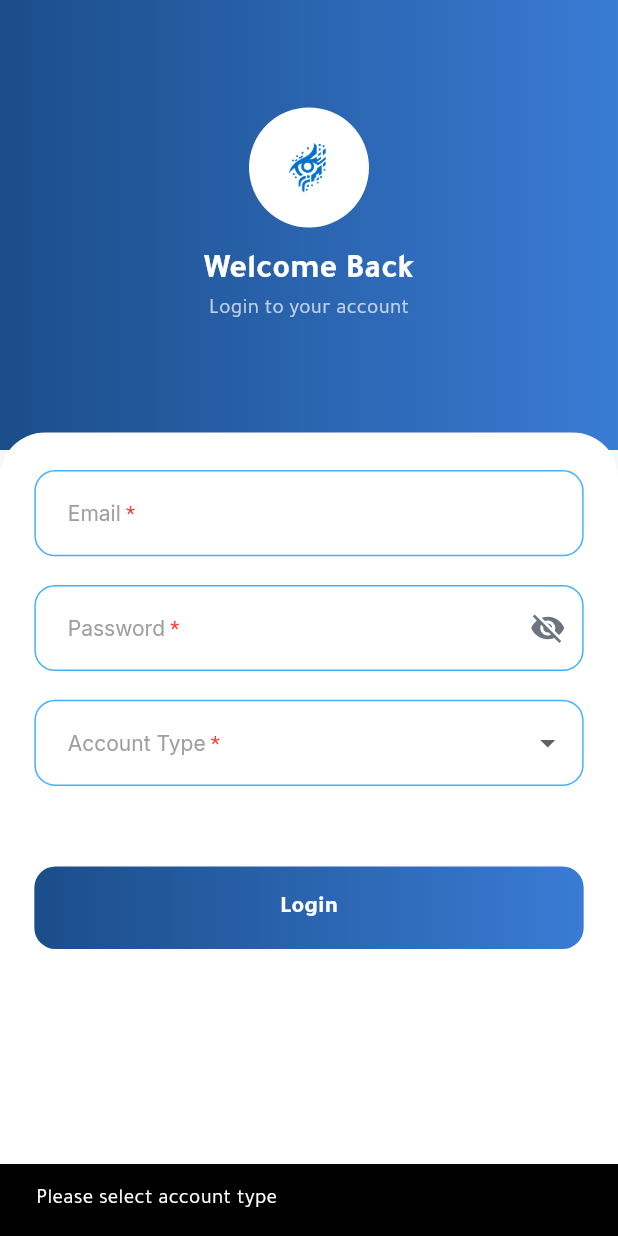
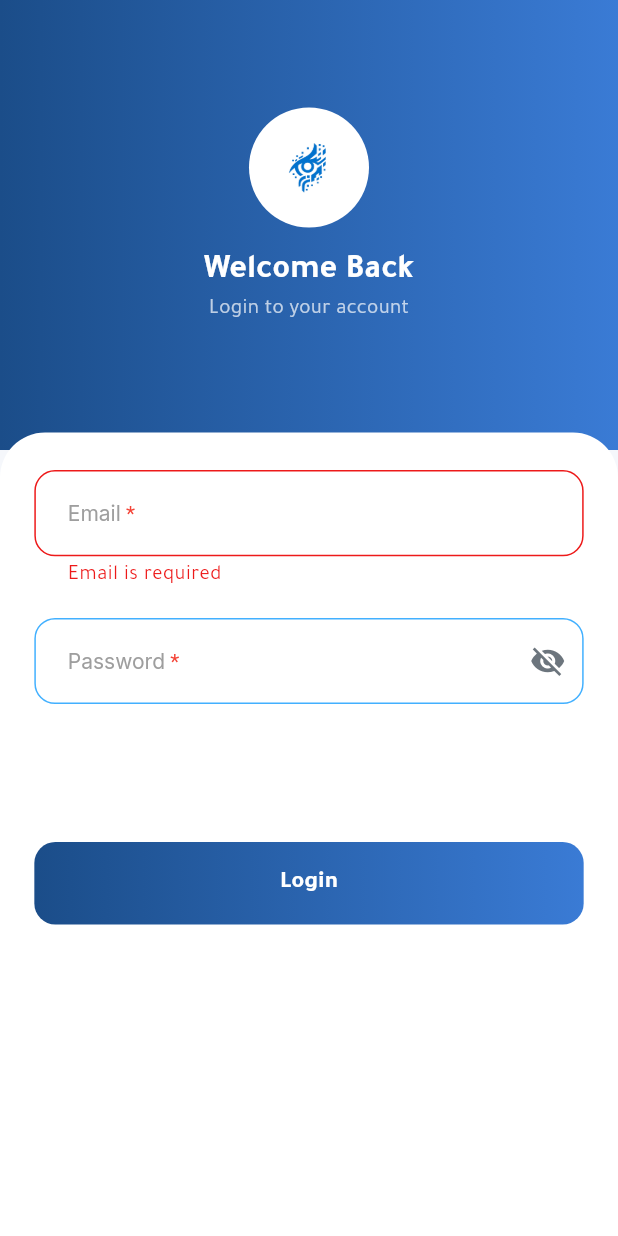
Before and after one commit to ARAK-Flutter-Team/arak-mobile-app, a Flutter app: the screen it shows after launch, after a tap on "Login", on a phone screen of 412 x 824 dp. Run offline on Flutter 3.47's test engine with Material 3 defaults, Android fonts, the phone set to English and light mode, and no system bars; our stand-ins replace audioplayers, dartz, dio, equatable, file_picker, flutter_riverpod and 11 more; missing offline and left inert: audio_waveforms, flutter_sound; network calls fail; statements that could not run were skipped.

Commit message:
solve dark mode problem and pug in login-page

```diff
--- a/lib/features/auth/presentation/providers/auth_notifier.dart
+++ b/lib/features/auth/presentation/providers/auth_notifier.dart
@@ -50,23 +50,15 @@ class AuthNotifier extends StateNotifier<AuthState> {
     state = state.copyWith(passwordError: null);
   }
 
-  void validateRole(String? role) {
-    if (role == null) {
-      state = state.copyWith(accountError: "Select account type");
-      return;
-    }
-    state = state.copyWith(accountError: null);
-  }
+
 
   Future<void> login({
     required String email,
     required String password,
-    required String? role,
   }) async {
     state = state.copyWith(
       emailError: null,
       passwordError: null,
-      accountError: null,
       generalError: null,
       isSuccess: false,
     );
@@ -89,10 +81,7 @@ class AuthNotifier extends StateNotifier<AuthState> {
       );
       return;
     }
-    if (role == null) {
-      state = state.copyWith(accountError: "Select account type");
-      return;
-    }
+
 
     state = state.copyWith(isLoadingLogin: true);
 
--- a/lib/features/auth/presentation/providers/auth_state.dart
+++ b/lib/features/auth/presentation/providers/auth_state.dart
@@ -7,7 +7,6 @@ class AuthState extends Equatable {
 
   final String? emailError;
   final String? passwordError;
-  final String? accountError;
   final String? generalError;
 
   final User? user;
@@ -17,7 +16,6 @@ class AuthState extends Equatable {
     required this.isSuccess,
     this.emailError,
     this.passwordError,
-    this.accountError,
     this.generalError,
     this.user,
   });
@@ -27,7 +25,6 @@ class AuthState extends Equatable {
     isSuccess: false,
     emailError: null,
     passwordError: null,
-    accountError: null,
     generalError: null,
     user: null,
   );
@@ -37,7 +34,6 @@ class AuthState extends Equatable {
     bool? isSuccess,
     String? emailError,
     String? passwordError,
-    String? accountError,
     String? generalError,
     User? user,
   }) {
@@ -46,7 +42,6 @@ class AuthState extends Equatable {
       isSuccess: isSuccess ?? this.isSuccess,
       emailError: emailError,
       passwordError: passwordError,
-      accountError: accountError,
       generalError: generalError ?? this.generalError,
       user: user ?? this.user,
     );
@@ -58,7 +53,6 @@ class AuthState extends Equatable {
     isSuccess,
     emailError,
     passwordError,
-    accountError,
     generalError,
     user,
   ];
--- a/lib/features/auth/presentation/screens/login_screen.dart
+++ b/lib/features/auth/presentation/screens/login_screen.dart
@@ -7,7 +7,6 @@ import '../../../../core/entities/user.dart';
 import '../providers/auth_providers.dart';
 import '../providers/auth_state.dart';
 import '../widgets/auth_text_field.dart';
-import '../widgets/account_type_dropdown.dart';
 
 class LoginScreen extends ConsumerStatefulWidget {
   const LoginScreen({super.key});
@@ -20,8 +19,6 @@ class _LoginScreenState extends ConsumerState<LoginScreen> {
   final TextEditingController _emailController = TextEditingController();
   final TextEditingController _passwordController = TextEditingController();
 
-  String? selectedAccountType;
-  final List<String> accountTypes = ['Teacher', 'Parent'];
   bool _obscurePassword = true;
 
   @override
@@ -137,17 +134,7 @@ class _LoginScreenState extends ConsumerState<LoginScreen> {
                           onChanged: notifier.validatePassword,
                         ),
                         SizedBox(height: 16.h),
-                        AccountTypeDropdown(
-                          value: selectedAccountType,
-                          items: accountTypes,
-                          errorText: state.accountError,
-                          onChanged: (value) {
-                            setState(() {
-                              selectedAccountType = value;
-                            });
-                            notifier.validateRole(value);
-                          },
-                        ),
+                        SizedBox(height: 16.h),
                         SizedBox(height: 20.h),
                         if (state.generalError != null)
                           Container(
@@ -170,18 +157,9 @@ class _LoginScreenState extends ConsumerState<LoginScreen> {
                           onTap: state.isLoadingLogin
                               ? null
                               : () {
-                            if (selectedAccountType == null) {
-                              ScaffoldMessenger.of(context).showSnackBar(
-                                const SnackBar(
-                                  content: Text("Please select account type"),
-                                ),
-                              );
-                              return;
-                            }
                             notifier.login(
                               email: _emailController.text.trim(),
                               password: _passwordController.text.trim(),
-                              role: selectedAccountType,
                             );
                           },
                           child: Container(
--- a/lib/features/settings/presentation/providers/settings_provider.dart
+++ b/lib/features/settings/presentation/providers/settings_provider.dart
@@ -1,10 +1,10 @@
 import 'package:flutter_riverpod/flutter_riverpod.dart';
 import '../controllers/settings_controller.dart';
 import '../state/settings_state.dart';
+import '../../../../shared/providers/current_user_provider.dart';
 
 final settingsProvider =
-StateNotifierProvider<SettingsController, SettingsState>((ref) {
-
+    StateNotifierProvider<SettingsController, SettingsState>((ref) {
+  ref.watch(currentUserProvider);
   return SettingsController(ref);
-
 });
--- a/lib/shared/theme/theme_provider.dart
+++ b/lib/shared/theme/theme_provider.dart
@@ -1,25 +1,36 @@
 import 'package:flutter/material.dart';
 import 'package:flutter_riverpod/flutter_riverpod.dart';
 import 'package:shared_preferences/shared_preferences.dart';
+import '../providers/current_user_provider.dart';
+import '../../core/entities/user.dart';
 
 final themeProvider = StateNotifierProvider<ThemeNotifier, ThemeMode>((ref) {
-  return ThemeNotifier();
+  // Watch currentUserProvider to recreate notifier and reload theme on login/logout
+  ref.watch(currentUserProvider);
+  return ThemeNotifier(ref);
 });
 
 class ThemeNotifier extends StateNotifier<ThemeMode> {
-  ThemeNotifier() : super(ThemeMode.light) {
-    _loadTheme(); // ✅ حمّل الثيم المحفوظ عند فتح التطبيق
+  final Ref _ref;
+  ThemeNotifier(this._ref) : super(ThemeMode.light) {
+    _loadTheme();
+  }
+
+  String get _roleKey {
+    final user = _ref.read(currentUserProvider);
+    final roleStr = user?.role == UserRole.teacher ? 'Teacher' : 'Parent';
+    return 'is_dark_mode_$roleStr';
   }
 
   Future<void> _loadTheme() async {
     final prefs = await SharedPreferences.getInstance();
-    final isDark = prefs.getBool('is_dark_mode') ?? false;
+    final isDark = prefs.getBool(_roleKey) ?? false;
     state = isDark ? ThemeMode.dark : ThemeMode.light;
   }
 
   Future<void> toggleDarkMode(bool isDark) async {
     state = isDark ? ThemeMode.dark : ThemeMode.light;
     final prefs = await SharedPreferences.getInstance();
-    await prefs.setBool('is_dark_mode', isDark); // ✅ احفظ الاختيار
+    await prefs.setBool(_roleKey, isDark);
   }
 }
```
Also changed, not shown: lib/features/settings/presentation/controllers/settings_controller.dart (+15 -33 lines).
